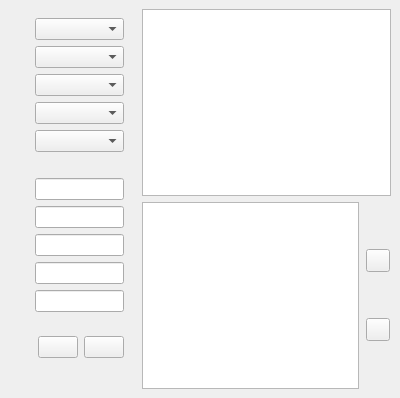
The window that function/maintab.ui (Teh-C/sennor.io) describes before a commit, drawn with Qt 5.
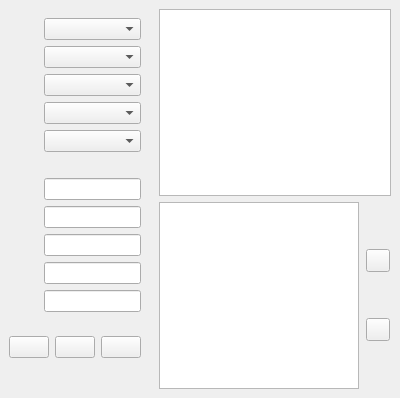
The same window after the commit.

Diff of the .ui file:
```diff
--- a/function/maintab.ui
+++ b/function/maintab.ui
@@ -221,6 +221,13 @@
            </property>
           </widget>
          </item>
+         <item>
+          <widget class="QPushButton" name="clearReceiveBtn">
+           <property name="text">
+            <string/>
+           </property>
+          </widget>
+         </item>
         </layout>
        </widget>
       </item>
```
